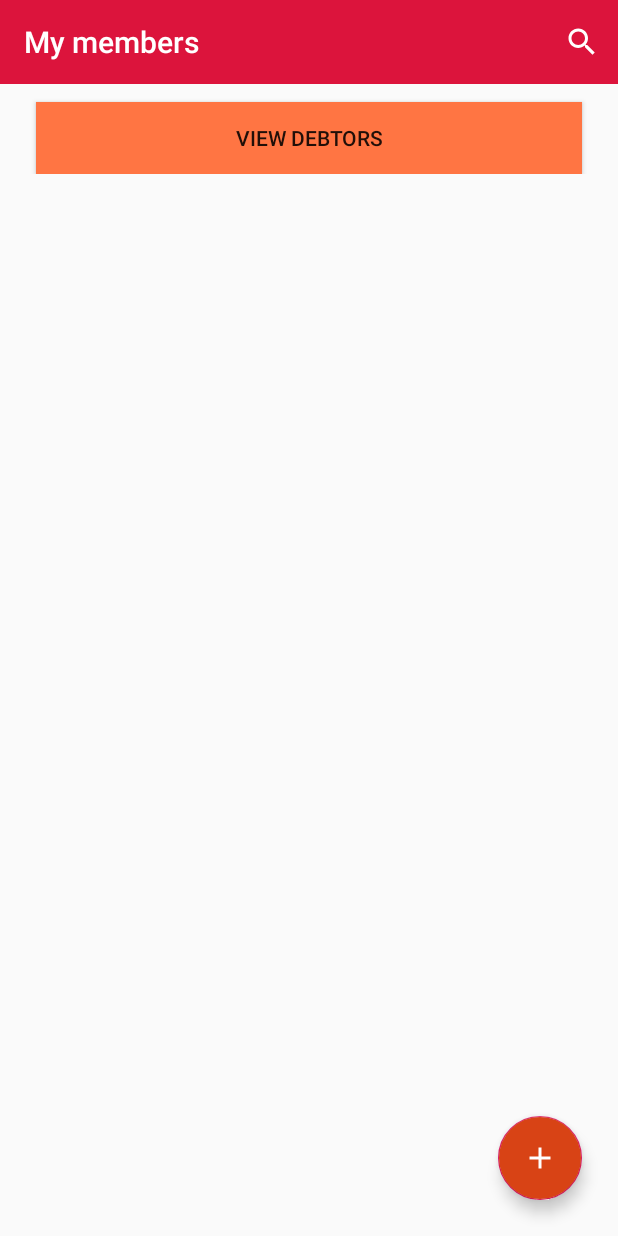
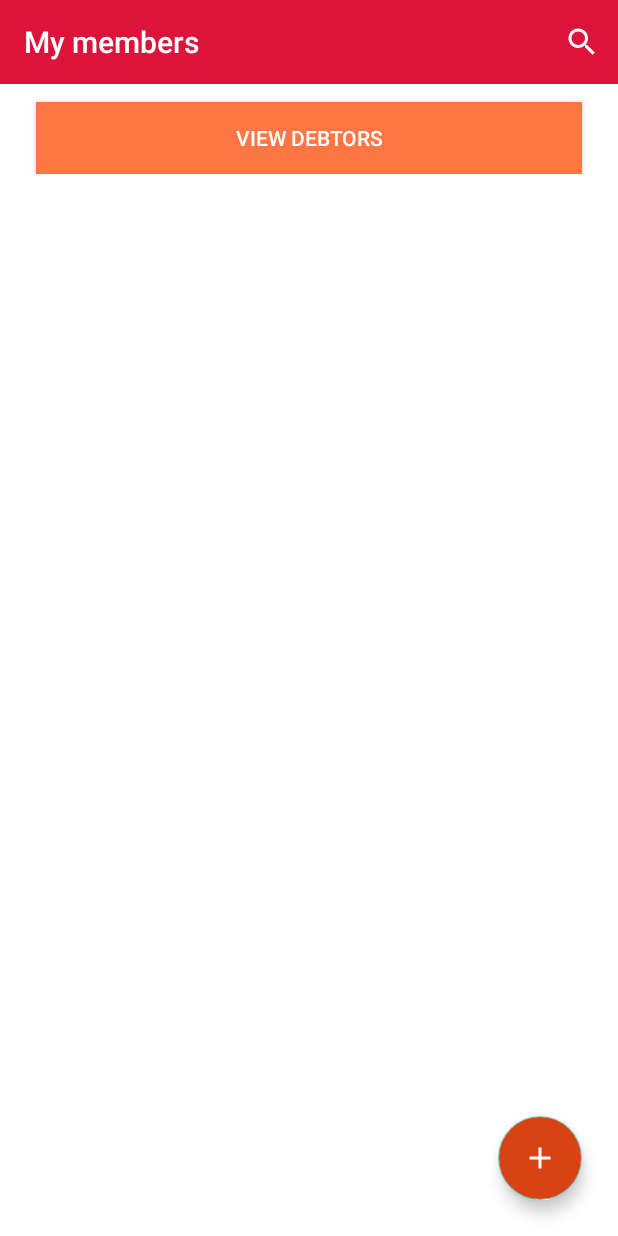
Before and after one commit to semyonmoroshek/SportClubManager, an Android app: the screen it shows after launch (ViewAllMemberActivity), on a phone screen of 412 x 824 dp. Run offline under Robolectric (Android 15) with nearby library versions, the phone set to English and light mode, and no system bars; our stand-ins replace ButterKnife, Room's generated code, RxJava; libraries missing offline, so code that uses them is left out: org.parceler.

```diff
--- a/app/src/main/AndroidManifest.xml
+++ b/app/src/main/AndroidManifest.xml
@@ -19,7 +19,7 @@
 
         <activity android:name=".activity.ViewAllMemberActivity"
                   android:label="All members"
-            android:theme="@style/AppTheme">
+            android:theme="@style/SplashScreen">
             <intent-filter>
                 <action android:name="android.intent.action.MAIN" />
                 <category android:name="android.intent.category.LAUNCHER" />
--- a/app/src/main/java/com/myprojects/androidlessons/sportclubmanager/activity/AddMemberActivity.java
+++ b/app/src/main/java/com/myprojects/androidlessons/sportclubmanager/activity/AddMemberActivity.java
@@ -51,11 +51,8 @@ public class AddMemberActivity extends AppCompatActivity {
         if (ab != null) {
             ab.setDisplayHomeAsUpEnabled(true);
         }
-
         fabSaveNewMember.setOnClickListener(View -> addMember());
     }
-
-
 
     public void addMember() {
         Date today = new Date();
@@ -83,7 +80,6 @@ public class AddMemberActivity extends AppCompatActivity {
 
         String yearStr = String.valueOf(year);
         Log.i("yearstr", yearStr);
-
 
         if(day < 10){
             dayStr = "0" + day;
--- a/app/src/main/java/com/myprojects/androidlessons/sportclubmanager/activity/AddPaymentActivity.java
+++ b/app/src/main/java/com/myprojects/androidlessons/sportclubmanager/activity/AddPaymentActivity.java
@@ -11,7 +11,6 @@ import android.view.MenuItem;
 import android.view.View;
 import android.view.inputmethod.InputMethodManager;
 import android.widget.DatePicker;
-import android.widget.EditText;
 
 import com.google.android.material.floatingactionbutton.FloatingActionButton;
 import com.myprojects.androidlessons.sportclubmanager.R;
@@ -31,7 +30,6 @@ public class AddPaymentActivity extends AppCompatActivity {
 
     Member member;
 
-    @BindView(R.id.et_price) EditText editPrice;
     @BindView(R.id.picker_payment) DatePicker mPicker;
     @BindView(R.id.tb_payment) Toolbar mToolbar;
     @BindView(R.id.fab_save_payment) FloatingActionButton fabAddPayment;
--- a/app/src/main/java/com/myprojects/androidlessons/sportclubmanager/activity/EditMemberActivity.java
+++ b/app/src/main/java/com/myprojects/androidlessons/sportclubmanager/activity/EditMemberActivity.java
@@ -73,11 +73,8 @@ public class EditMemberActivity extends AppCompatActivity {
         editSurname.setText(surname);
         editNumber.setText(phoneNumber);
 
-        picker.setOnDateChangedListener(new DatePicker.OnDateChangedListener() {
-            @Override
-            public void onDateChanged(DatePicker view, int year, int monthOfYear, int dayOfMonth) {
+        picker.setOnDateChangedListener((view, year, monthOfYear, dayOfMonth) -> {
 
-            }
         });
     }
 
--- a/app/src/main/java/com/myprojects/androidlessons/sportclubmanager/adapter/CustomAdapter.java
+++ b/app/src/main/java/com/myprojects/androidlessons/sportclubmanager/adapter/CustomAdapter.java
@@ -26,7 +26,6 @@ import java.util.Locale;
 import butterknife.BindView;
 import butterknife.ButterKnife;
 import butterknife.OnClick;
-import butterknife.OnItemClick;
 
 public class CustomAdapter extends RecyclerView.Adapter<CustomAdapter.ItemViewHolder> implements Filterable {
 
--- /dev/null
+++ b/app/src/main/res/drawable/launch_screen.xml
@@ -0,0 +1,13 @@
+<?xml version="1.0" encoding="utf-8"?>
+<layer-list xmlns:android="http://schemas.android.com/apk/res/android">
+    <item>
+        <color android:color="@color/background_material_light"/>
+    </item>
+    <item>
+        <bitmap
+            android:src="@drawable/logo_clean"
+            android:tileMode="disabled"
+            android:gravity="center" />
+    </item>
+
+</layer-list>
--- a/app/src/main/res/layout/activity_view_all_members.xml
+++ b/app/src/main/res/layout/activity_view_all_members.xml
@@ -6,6 +6,7 @@
     android:layout_height="match_parent"
     android:onClick="rootLayoutTapped"
     android:orientation="vertical"
+    android:background="#FFF"
     tools:context=".activity.ViewAllMemberActivity">
 
     <androidx.appcompat.widget.Toolbar
--- a/app/src/main/res/values/styles.xml
+++ b/app/src/main/res/values/styles.xml
@@ -38,6 +38,13 @@
     </style>
 
     <style name="AppTheme.AppBarOverlay" parent="ThemeOverlay.AppCompat.Dark.ActionBar" />
+
     <style name="AppTheme.PopupOverlay" parent="ThemeOverlay.AppCompat.Light" />
 
+    <style name="SplashScreen" parent="Theme.AppCompat.NoActionBar">
+        <item name="android:windowBackground">@drawable/launch_screen</item>
+        <item name="colorPrimaryDark">#9f0000</item>
+
+    </style>
+
 </resources>
```
Also changed, not shown: app/src/main/java/com/myprojects/androidlessons/sportclubmanager/activity/DetailMemberActivity.java (+0 -12 lines).
